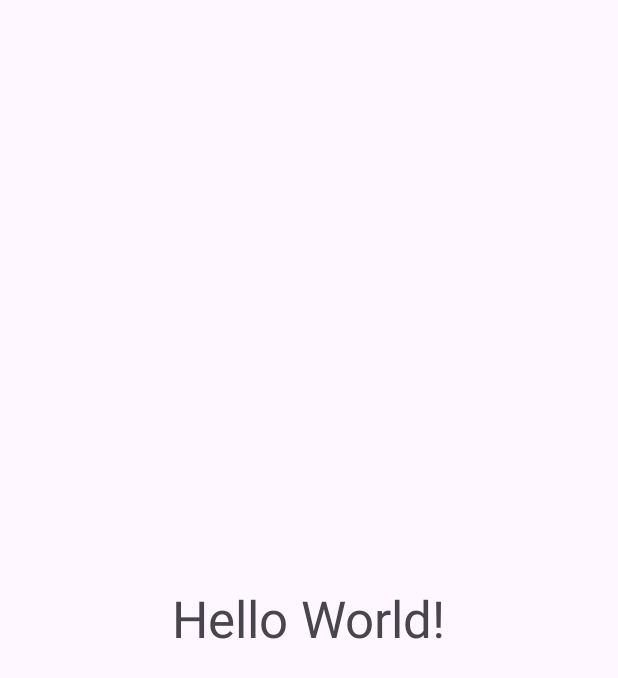
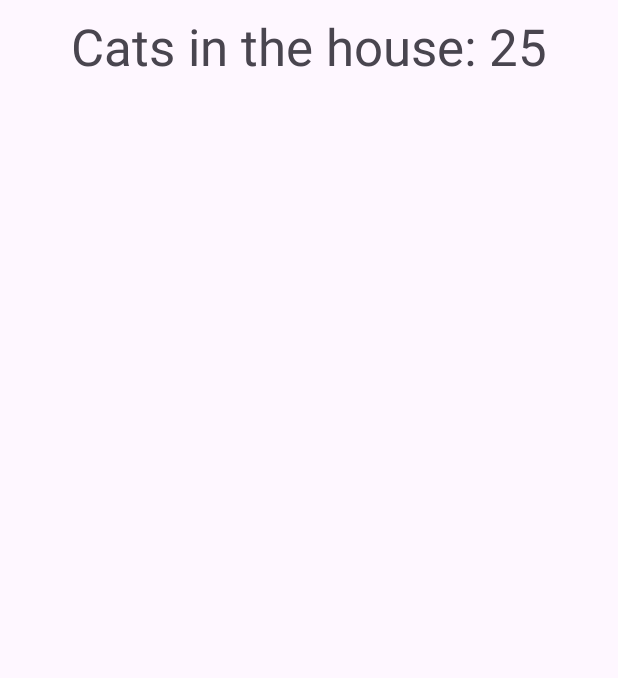
Before and after one commit to Android-Developer-Basic/Resources-1, an Android app: the screen it shows after launch (MainActivity), on a phone screen of 412 x 824 dp. Shown: the top 678 px of the screen. Run offline under Robolectric (Android 15) with nearby library versions, the phone set to English and light mode, and no system bars.

Commit message:
Simple formatting

```diff
--- a/app/src/main/java/otus/gpb/appresources/MainActivity.kt
+++ b/app/src/main/java/otus/gpb/appresources/MainActivity.kt
@@ -2,10 +2,21 @@ package otus.gpb.appresources
 
 import androidx.appcompat.app.AppCompatActivity
 import android.os.Bundle
+import android.widget.TextView
 
 class MainActivity : AppCompatActivity() {
+
+    private lateinit var catsInHouse: TextView
+
     override fun onCreate(savedInstanceState: Bundle?) {
         super.onCreate(savedInstanceState)
         setContentView(R.layout.activity_main)
+
+        catsInHouse = findViewById(R.id.cats_in_house)
+        setCatsInHouse()
+    }
+
+    private fun setCatsInHouse() {
+        catsInHouse.text = getString(R.string.cats_in_house, 25)
     }
 }
--- a/app/src/main/res/layout/activity_main.xml
+++ b/app/src/main/res/layout/activity_main.xml
@@ -7,13 +7,14 @@
     tools:context=".MainActivity">
 
     <TextView
+        android:id="@+id/cats_in_house"
         android:layout_width="wrap_content"
         android:layout_height="wrap_content"
-        android:text="@string/hello_world"
+        android:layout_marginTop="8dp"
         android:textSize="34sp"
-        app:layout_constraintBottom_toBottomOf="parent"
         app:layout_constraintEnd_toEndOf="parent"
         app:layout_constraintStart_toStartOf="parent"
-        app:layout_constraintTop_toTopOf="parent" />
+        app:layout_constraintTop_toTopOf="parent"
+        tools:text="Cats in house: 10" />
 
 </androidx.constraintlayout.widget.ConstraintLayout>
--- a/app/src/main/res/values/strings.xml
+++ b/app/src/main/res/values/strings.xml
@@ -1,4 +1,10 @@
 <resources>
     <string name="app_name" translatable="false">AppResources</string>
     <string name="hello_world">Hello World!</string>
+     <!--
+      - %d - шаблон для замены.
+      - % - начало шаблона,
+      - d - тип передаваемого аргумента
+      -->
+    <string name="cats_in_house" translatable="false">Cats in the house: %d</string>
 </resources>
```
